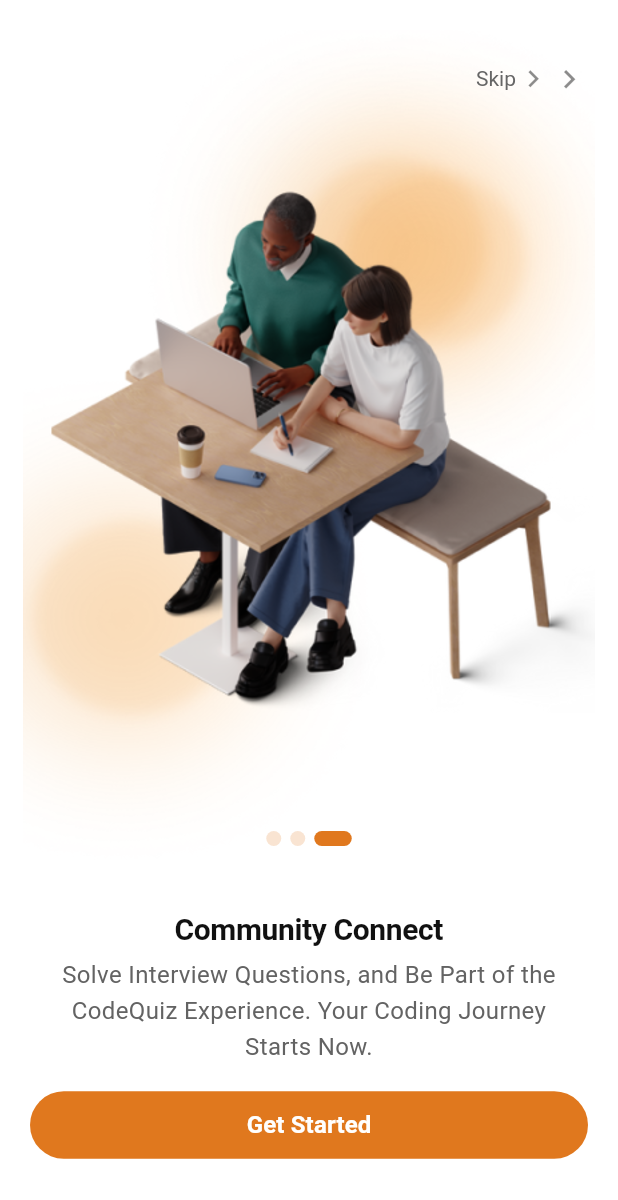
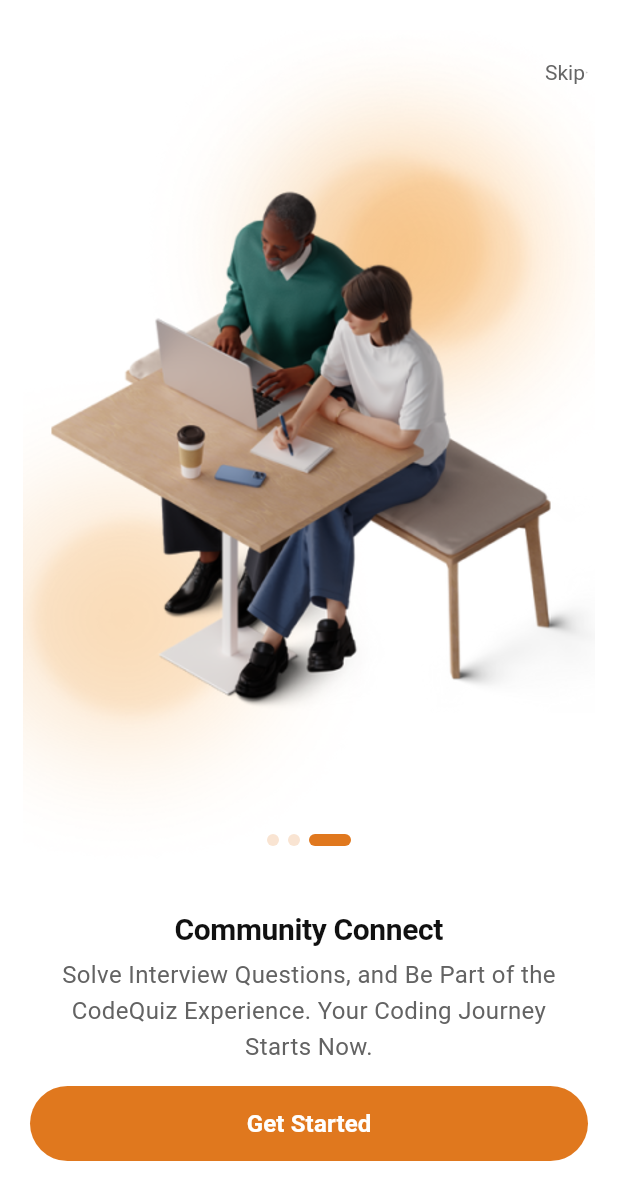
Before and after one commit to iluv27/quiz_master, a Flutter app: the screen it shows after launch, after a tap on "Skip", on a phone screen of 412 x 824 dp. Shown: the top 1200 px of the screen. Run offline on Flutter 3.47's test engine with Material 3 defaults, Android fonts, the phone set to English and light mode, and no system bars; our stand-ins replace google_nav_bar, shimmer.

Commit message:
new commit

```diff
--- a/lib/main.dart
+++ b/lib/main.dart
@@ -1,6 +1,6 @@
 import 'package:flutter/material.dart';
 import 'package:quiz_master/screens/home_screen.dart';
-import 'package:quiz_master/screens/onboarding_screen.dart';
+import 'package:quiz_master/splash_screen.dart';
 import 'package:quiz_master/theme/provider.dart';
 import 'package:google_nav_bar/google_nav_bar.dart';
 import 'package:quiz_master/screens/history_screen.dart';
@@ -10,6 +10,7 @@
 import 'package:provider/provider.dart';
 
 void main() {
+  WidgetsFlutterBinding.ensureInitialized();
   runApp(
     MultiProvider(
       providers: [
@@ -29,12 +30,10 @@
       debugShowCheckedModeBanner: false,
       themeMode: ThemeMode.system,
       theme: Provider.of<ThemeProvider>(context).themeData,
-      home: const OnboardingScreen(),
+      home: const SplashScreen(),
     );
   }
 }
-
-//Theme.of(context).colorScheme.background,
 
 class HomePage extends StatefulWidget {
   const HomePage({super.key});
--- a/lib/screens/onboarding_screen.dart
+++ b/lib/screens/onboarding_screen.dart
@@ -76,15 +76,10 @@
                       style: Theme.of(context).textTheme.displaySmall,
                     ),
                     const Icon(
-                      Icons.chevron_right,
-                      size: 23,
+                      Icons.double_arrow_rounded,
+                      size: 2,
                       color: Colors.black45,
                     ),
-                    const Icon(
-                      Icons.chevron_right,
-                      size: 25,
-                      color: Colors.black45,
-                    )
                   ],
                 ),
               )),
@@ -117,7 +112,7 @@
                       AppColors.primary,
                     ),
                     minimumSize: MaterialStatePropertyAll(
-                      Size(MediaQuery.sizeOf(context).width * 1, 45),
+                      Size(MediaQuery.sizeOf(context).width * 1, 50),
                     ),
                   ),
                   child: Text(
@@ -238,8 +233,8 @@
         (index) {
           return AnimatedContainer(
             duration: const Duration(milliseconds: 300),
-            width: index == controller.page?.round() ? 25.0 : 10.0,
-            height: 10.0,
+            width: index == controller.page?.round() ? 28.0 : 8.0,
+            height: 8.0,
             margin: const EdgeInsets.symmetric(horizontal: 3.0),
             decoration: BoxDecoration(
               color: index == controller.page?.round() ? selectedColor : color,
--- /dev/null
+++ b/lib/splash_screen.dart
@@ -0,0 +1,138 @@
+// ignore_for_file: library_private_types_in_public_api, use_build_context_synchronously
+
+import 'package:flutter/material.dart';
+import 'package:provider/provider.dart';
+import 'package:quiz_master/screens/onboarding_screen.dart';
+import 'package:quiz_master/theme/provider.dart';
+import 'package:quiz_master/theme/theme.dart';
+import 'package:shimmer/shimmer.dart';
+
+class SplashScreen extends StatefulWidget {
+  const SplashScreen({super.key});
+
+  @override
+  _SplashScreenState createState() => _SplashScreenState();
+}
+
+class _SplashScreenState extends State<SplashScreen> {
+  bool _isLoading = true;
+
+  @override
+  void initState() {
+    super.initState();
+    // Add any initialization or loading tasks here if needed
+    _initializeApp();
+  }
+
+  void _initializeApp() async {
+    // Perform any initialization tasks here
+    // For example, initializing Firebase or other services
+
+    // Simulate some delay to show the loading screen for demonstration
+    await Future.delayed(const Duration(seconds: 0));
+
+    // Initialization complete, update state to stop showing the loading screen
+    setState(() {
+      _isLoading = false;
+    });
+
+    // Navigate to the main screen after a delay
+    _navigateToMainScreen();
+  }
+
+  void _navigateToMainScreen() async {
+    // Add any delay or loading tasks here if needed
+    await Future.delayed(const Duration(seconds: 2));
+
+    // Replace 'MainScreen()' with the widget representing your main app screen
+    Navigator.of(context).pushReplacement(MaterialPageRoute(
+        builder: (_) => const SafeArea(child: OnboardingScreen())));
+  }
+
+  @override
+  Widget build(BuildContext context) {
+    return Provider.of<ThemeProvider>(context).themeData == darkMode
+        ? Scaffold(
+            backgroundColor: Colors.white, // White background
+            body: Stack(
+              children: [
+                // Background gradient
+                Container(
+                  decoration: const BoxDecoration(
+                    gradient: LinearGradient(
+                      colors: [
+                        Color(0xFF111111),
+                        Color.fromARGB(255, 48, 25, 9)
+                      ], // Brown and DarkBrown gradient colors
+                      begin: Alignment.topCenter,
+                      end: Alignment.bottomCenter,
+                    ),
+                  ),
+                ),
+                // Logo centered in the screen
+                if (_isLoading)
+                  const Center(
+                    child: LinearProgressIndicator(),
+                  )
+                else
+                  // Show the logo when initialization is complete
+                  Center(
+                    child: Shimmer.fromColors(
+                      loop: 1,
+                      baseColor: Colors.white,
+                      highlightColor: const Color(0xFFE0781E),
+                      child: Image.asset(
+                        'images/logodark.png',
+                        width: 200,
+                        height: 200,
+                        fit: BoxFit.contain,
+                        filterQuality: FilterQuality.high,
+                      ),
+                    ),
+                  ),
+              ],
+            ),
+          )
+        : Scaffold(
+            backgroundColor: Colors.white, // White background
+            body: Stack(
+              children: [
+                // Background gradient
+                Container(
+                  decoration: const BoxDecoration(
+                    gradient: LinearGradient(
+                      colors: [
+                        Color.fromARGB(255, 255, 255, 255),
+                        Color.fromARGB(255, 234, 234, 234)
+                      ], // Brown and DarkBrown gradient colors
+                      begin: Alignment.topCenter,
+                      end: Alignment.bottomCenter,
+                    ),
+                  ),
+                ),
+                // Logo centered in the screen
+                if (_isLoading)
+                  const Center(
+                    child: LinearProgressIndicator(),
+                  )
+                else
+                  // Show the logo when initialization is complete
+                  Center(
+                    child: Shimmer.fromColors(
+                      loop: 1,
+                      baseColor: const Color(0xFF111111),
+                      highlightColor: Colors.white,
+                      child: Image.asset(
+                        'images/logo2.png',
+                        width: 200,
+                        height: 200,
+                        fit: BoxFit.contain,
+                        filterQuality: FilterQuality.high,
+                      ),
+                    ),
+                  ),
+              ],
+            ),
+          );
+  }
+}
--- a/pubspec.yaml
+++ b/pubspec.yaml
@@ -15,6 +15,7 @@
   google_nav_bar: ^5.0.6
   cupertino_icons: ^1.0.2
   provider: ^6.1.1
+  shimmer: ^3.0.0
 
 dev_dependencies:
   flutter_test:
```
Also changed, not shown: images/logo.png (added), images/logo2.png (added), images/logodark.png (added), pubspec.lock, 11 other files.
